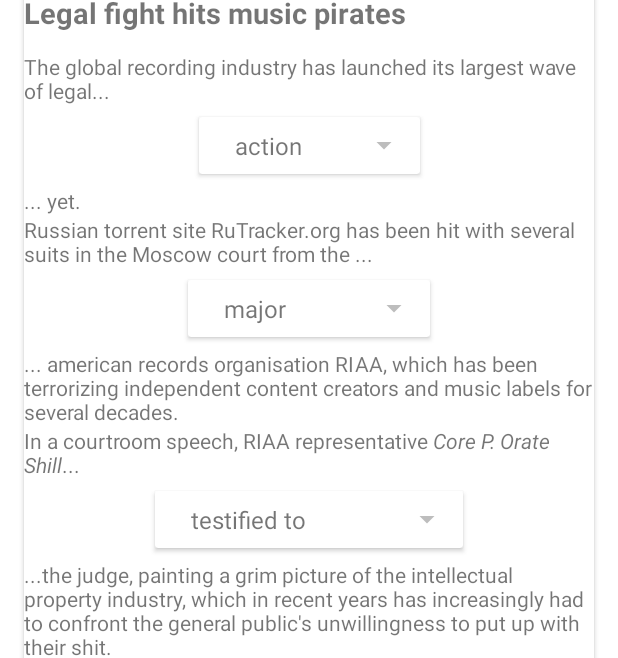
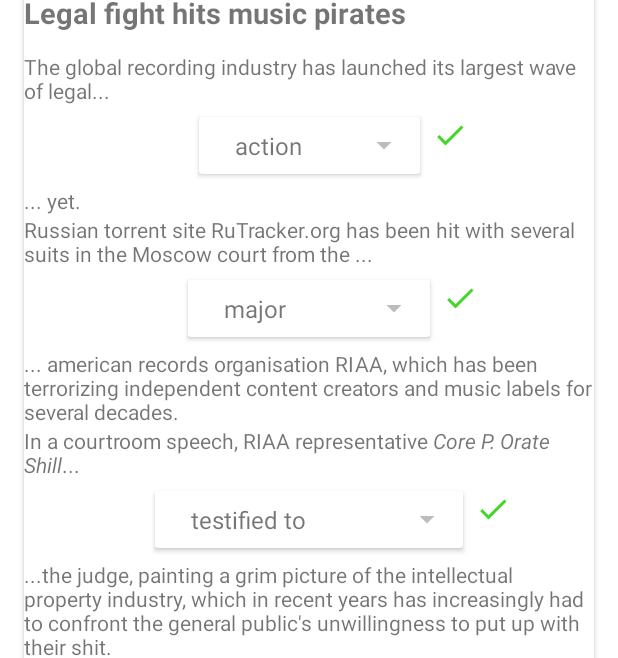
Before and after one commit to Ialda/LanProject, an Android app: the TaskFragment1 screen opened directly, with no data from a screen before it, after a tap on "FINISH TEST", on a phone screen of 412 x 824 dp. Shown: the part 350-1008 px from the top of the screen. Run offline under Robolectric (Android 15) with nearby library versions, the light colour scheme and no system bars.

Commit message:
Display result and feedback on gap spinners (temporary design)

```diff
--- a/app/build.gradle
+++ b/app/build.gradle
@@ -48,3 +48,5 @@
 
 apply plugin: 'kotlin-android'
 apply plugin: 'kotlin-android-extensions'
+
+android.defaultConfig.vectorDrawables.useSupportLibrary = true
--- a/app/src/main/java/com/example/lanproject/TaskFragment1.kt
+++ b/app/src/main/java/com/example/lanproject/TaskFragment1.kt
@@ -1,11 +1,7 @@
 package com.example.lanproject
 
-import android.graphics.drawable.ColorDrawable
-import android.graphics.drawable.Drawable
 import android.os.Bundle
-import android.text.Html
 import android.util.Log
-import android.view.Gravity
 import androidx.fragment.app.Fragment
 import android.view.LayoutInflater
 import android.view.View
@@ -13,14 +9,9 @@
 import android.widget.*
 import androidx.cardview.widget.CardView
 import androidx.core.text.HtmlCompat
-import kotlinx.android.synthetic.main.fragment_task_help_placeholder.view.*
 import kotlinx.android.synthetic.main.fragment_task1.*
-import kotlinx.android.synthetic.main.gap_spinner.*
 import kotlinx.android.synthetic.main.gap_spinner.view.*
-import kotlinx.android.synthetic.main.gap_spinner_text.*
 import org.json.JSONObject
-import java.text.SimpleDateFormat
-import java.time.LocalDateTime
 
 class TaskFragment1 : Fragment(R.layout.fragment_task1) {
 
@@ -187,12 +178,25 @@
                 )
                 child.findViewById<Spinner>(R.id.gapSpinner).adapter = adapter
                 (activity as TaskContainer).addQuestionCallback {
+                    var scoreValue : Int = 0
+
                     var spinner = child.gapSpinner as Spinner
                     spinner.isEnabled = false
                     spinner.isClickable = false
 
-                    if ((child.gapSpinner.selectedItem as taskData.taskItem.choice).correct) 1
+                    scoreValue = if ((child.gapSpinner.selectedItem as taskData.taskItem.choice).correct)
+                        1
                     else 0
+
+                    if (scoreValue == 1) {
+                        child.successIcon.visibility = View.VISIBLE
+                    }
+                    else {
+                        child.failIcon.visibility = View.VISIBLE
+                        child.feedback.visibility = View.VISIBLE
+                        child.feedbackText.text = (child.gapSpinner.selectedItem as taskData.taskItem.choice).feedback
+                    }
+                    scoreValue
                 }
 
                 val text2 = TextView(view.context)
--- /dev/null
+++ b/app/src/main/res/drawable/ic_baseline_check_24.xml
@@ -0,0 +1,10 @@
+<vector xmlns:android="http://schemas.android.com/apk/res/android"
+    android:width="24dp"
+    android:height="24dp"
+    android:viewportWidth="24"
+    android:viewportHeight="24"
+    android:tint="?attr/colorControlNormal">
+  <path
+      android:fillColor="@android:color/white"
+      android:pathData="M9,16.17L4.83,12l-1.42,1.41L9,19 21,7l-1.41,-1.41z"/>
+</vector>
--- /dev/null
+++ b/app/src/main/res/drawable/ic_baseline_close_24.xml
@@ -0,0 +1,10 @@
+<vector xmlns:android="http://schemas.android.com/apk/res/android"
+    android:width="24dp"
+    android:height="24dp"
+    android:viewportWidth="24"
+    android:viewportHeight="24"
+    android:tint="?attr/colorControlNormal">
+  <path
+      android:fillColor="@android:color/white"
+      android:pathData="M19,6.41L17.59,5 12,10.59 6.41,5 5,6.41 10.59,12 5,17.59 6.41,19 12,13.41 17.59,19 19,17.59 13.41,12z"/>
+</vector>
--- a/app/src/main/res/layout/gap_spinner.xml
+++ b/app/src/main/res/layout/gap_spinner.xml
@@ -6,6 +6,29 @@
     android:layout_height="wrap_content">
 
     <androidx.cardview.widget.CardView
+        android:id="@+id/feedback"
+        android:layout_width="wrap_content"
+        android:layout_height="wrap_content"
+        android:layout_marginTop="8dp"
+        android:layout_marginBottom="8dp"
+        android:visibility="gone"
+        app:layout_constraintBottom_toBottomOf="parent"
+        app:layout_constraintEnd_toEndOf="parent"
+        app:layout_constraintStart_toStartOf="parent"
+        app:layout_constraintTop_toBottomOf="@+id/cardView2">
+
+        <TextView
+            android:id="@+id/feedbackText"
+            android:layout_width="match_parent"
+            android:layout_height="match_parent"
+            android:gravity="center"
+            android:padding="8dp"
+            android:text="Oh you did not do so well mate"
+            android:visibility="visible" />
+    </androidx.cardview.widget.CardView>
+
+    <androidx.cardview.widget.CardView
+        android:id="@+id/cardView2"
         android:layout_width="wrap_content"
         android:layout_height="wrap_content"
         android:layout_marginTop="8dp"
@@ -25,4 +48,35 @@
 
     </androidx.cardview.widget.CardView>
 
+    <ImageView
+        android:id="@+id/failIcon"
+        android:layout_width="wrap_content"
+        android:layout_height="wrap_content"
+        android:layout_marginStart="8dp"
+        android:layout_marginLeft="8dp"
+        android:visibility="invisible"
+        app:layout_constraintBottom_toBottomOf="@+id/cardView2"
+        app:layout_constraintEnd_toEndOf="parent"
+        app:layout_constraintHorizontal_bias="0.0"
+        app:layout_constraintStart_toEndOf="@+id/cardView2"
+        app:layout_constraintTop_toTopOf="@+id/cardView2"
+        app:srcCompat="@drawable/ic_baseline_close_24"
+        app:tint="#E52A2A" />
+
+    <ImageView
+        android:id="@+id/successIcon"
+        android:layout_width="wrap_content"
+        android:layout_height="wrap_content"
+        android:layout_marginStart="8dp"
+        android:layout_marginLeft="8dp"
+        android:visibility="invisible"
+        app:layout_constraintBottom_toBottomOf="@+id/cardView2"
+        app:layout_constraintEnd_toEndOf="parent"
+        app:layout_constraintHorizontal_bias="0.0"
+        app:layout_constraintStart_toEndOf="@+id/cardView2"
+        app:layout_constraintTop_toTopOf="@+id/cardView2"
+        app:layout_constraintVertical_bias="0.0"
+        app:srcCompat="@drawable/ic_baseline_check_24"
+        app:tint="#42D727" />
+
 </androidx.constraintlayout.widget.ConstraintLayout>
```
